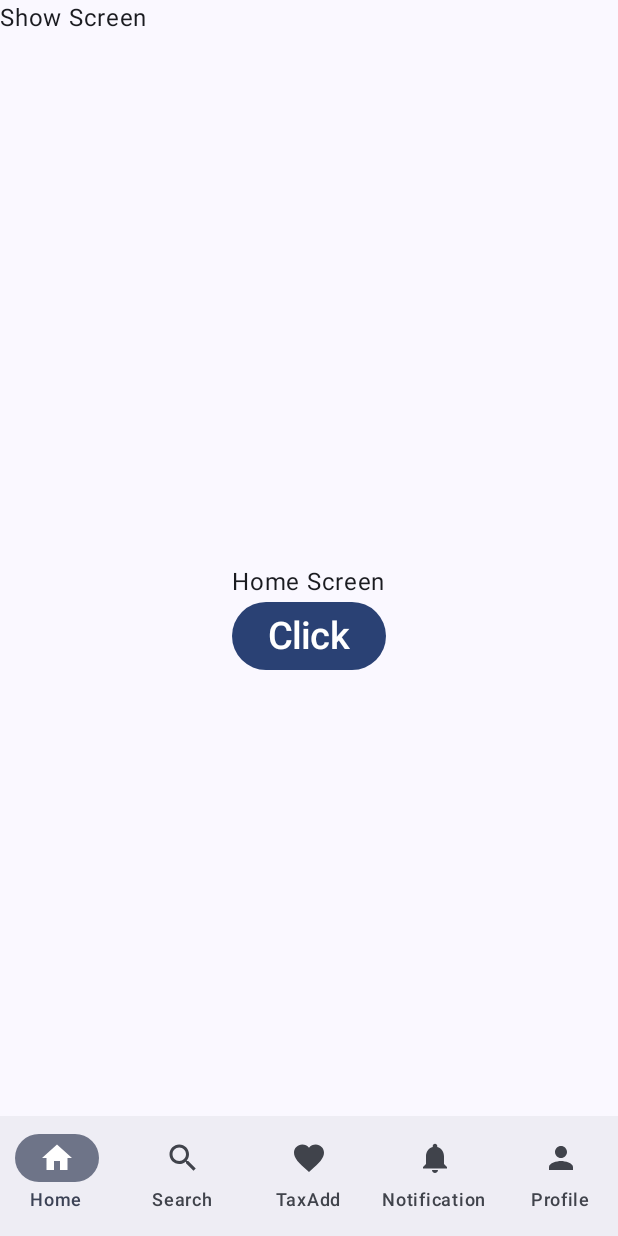
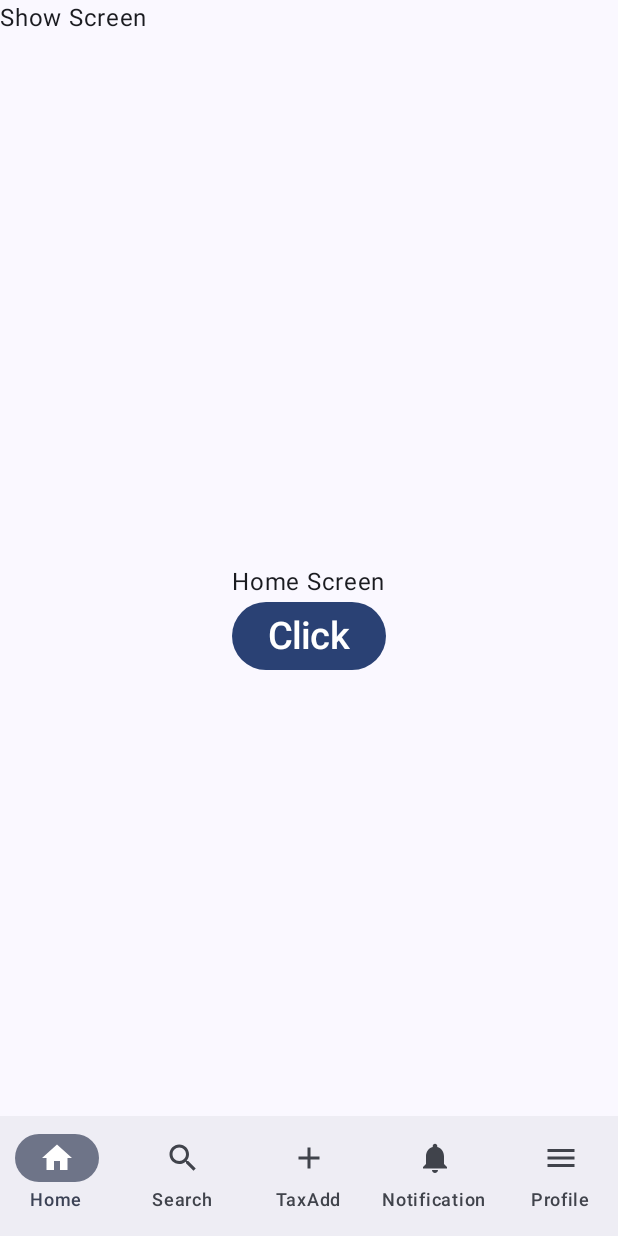
Before and after one commit to Anochaakimbo/PersonalTaxManagement-KotlinProject, an Android app built with Jetpack Compose: the screen it shows after launch (MainActivity), on a phone screen of 412 x 824 dp. Run offline under Robolectric (Android 15) with nearby library versions, the phone set to English and light mode, and no system bars.

Commit message:
fix icon v1

```diff
--- a/app/src/main/java/com/example/myproject/MainActivity.kt
+++ b/app/src/main/java/com/example/myproject/MainActivity.kt
@@ -10,6 +10,7 @@ import androidx.compose.foundation.layout.Box
 import androidx.compose.foundation.layout.Column
 import androidx.compose.foundation.layout.fillMaxSize
 import androidx.compose.foundation.layout.padding
+import androidx.compose.foundation.layout.size
 import androidx.compose.material3.Icon
 import androidx.compose.material3.NavigationBar
 import androidx.compose.material3.NavigationBarItem
@@ -23,7 +24,9 @@ import androidx.compose.runtime.setValue
 import androidx.compose.ui.Alignment
 import androidx.compose.ui.Modifier
 import androidx.compose.ui.platform.LocalContext
+import androidx.compose.ui.res.painterResource
 import androidx.compose.ui.tooling.preview.Preview
+import androidx.compose.ui.unit.dp
 import androidx.navigation.NavHostController
 import androidx.navigation.compose.rememberNavController
 import com.example.myproject.ui.theme.MyProjectTheme
--- a/app/src/main/java/com/example/myproject/Screen.kt
+++ b/app/src/main/java/com/example/myproject/Screen.kt
@@ -1,17 +1,21 @@
 package com.example.myproject
 
+import androidx.annotation.DrawableRes
 import androidx.compose.material.icons.Icons
+import androidx.compose.material.icons.filled.Add
+import androidx.compose.material.icons.filled.AddCircle
 import androidx.compose.material.icons.filled.Favorite
 import androidx.compose.material.icons.filled.Home
+import androidx.compose.material.icons.filled.Menu
 import androidx.compose.material.icons.filled.Notifications
 import androidx.compose.material.icons.filled.Person
 import androidx.compose.material.icons.filled.Search
 import androidx.compose.ui.graphics.vector.ImageVector
 
-sealed class Screen(val route :String,val name:String , val icon: ImageVector) {
+sealed class Screen(val route :String,val name:String ,val icon: ImageVector) {
     data object Home : Screen(route = "home_screen", name = "Home",icon = Icons.Default.Home)
     data object Search : Screen(route = "search_screen", name = "Search",icon = Icons.Default.Search)
-    data object TaxAdd : Screen(route = "taxadd_screen", name = "TaxAdd",icon = Icons.Default.Favorite)
+    data object TaxAdd : Screen(route = "taxadd_screen", name = "TaxAdd",icon = Icons.Default.Add)
     data object Notification : Screen(route = "notification", name = "Notification",icon = Icons.Default.Notifications)
-    data object Profile : Screen(route = "profile_screen", name = "Profile",icon = Icons.Default.Person)
+    data object Profile : Screen(route = "profile_screen", name = "Profile",icon = Icons.Default.Menu)
 }
```
Also changed, not shown: app/src/main/res/drawable-nodpi/add.png (added), app/src/main/res/drawable-nodpi/analyzer.png (added), app/src/main/res/drawable-nodpi/bell.png (added), app/src/main/res/drawable-nodpi/home.png (added), app/src/main/res/drawable-nodpi/menu.png (added).
